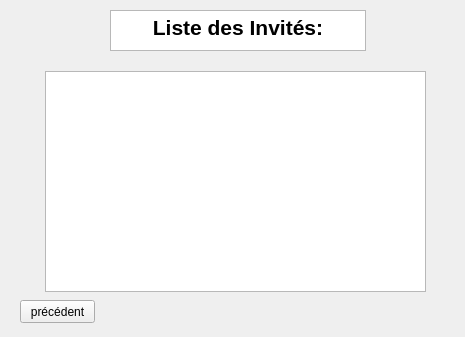
TheoLefeuvre16/TP_GLPOO, file list_invite.ui: the form before one commit.
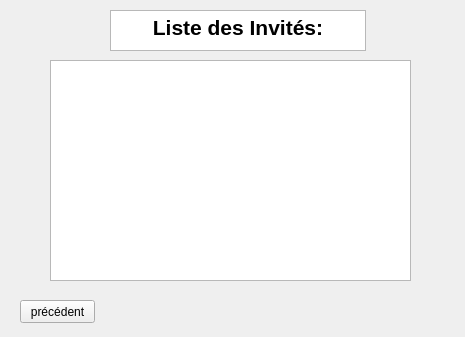
The form after the commit.

What changed in the file:
```diff
--- a/list_invite.ui
+++ b/list_invite.ui
@@ -30,16 +30,6 @@
 &lt;p align=&quot;center&quot; style=&quot; margin-top:0px; margin-bottom:0px; margin-left:0px; margin-right:0px; -qt-block-indent:0; text-indent:0px;&quot;&gt;&lt;span style=&quot; font-size:16pt; font-weight:600;&quot;&gt;Liste des Invités:&lt;/span&gt;&lt;/p&gt;&lt;/body&gt;&lt;/html&gt;</string>
    </property>
   </widget>
-  <widget class="QTextBrowser" name="textBrowser_2">
-   <property name="geometry">
-    <rect>
-     <x>45</x>
-     <y>71</y>
-     <width>381</width>
-     <height>221</height>
-    </rect>
-   </property>
-  </widget>
   <widget class="QPushButton" name="pushButton">
    <property name="geometry">
     <rect>
@@ -53,6 +43,16 @@
     <string>précédent</string>
    </property>
   </widget>
+  <widget class="QPlainTextEdit" name="plainTextEdit">
+   <property name="geometry">
+    <rect>
+     <x>50</x>
+     <y>60</y>
+     <width>361</width>
+     <height>221</height>
+    </rect>
+   </property>
+  </widget>
  </widget>
  <resources/>
  <connections/>
```
